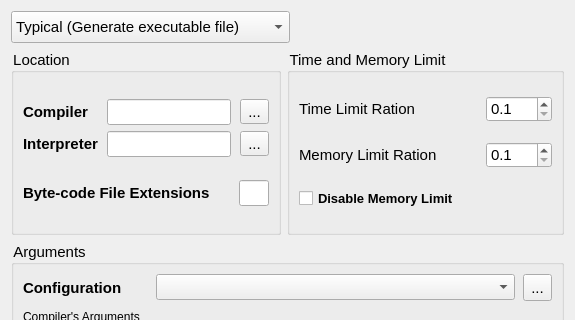
Old version of the form forms_win32/advancedcompilersettingsdialog.ui in the repository Project-LemonLime/Project_LemonLime; both pictures show x 0 to 575 and y 0 to 320 of the 575 by 467 pixel window.
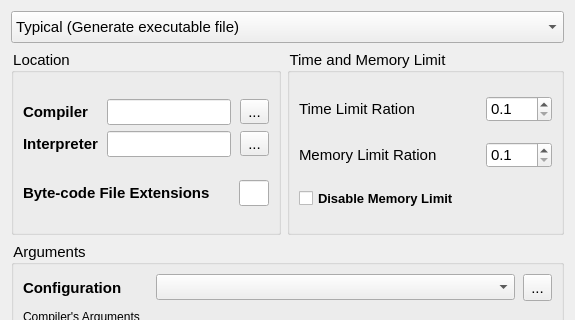
New version of the form. Icons and pictures are not drawn.

```diff
--- a/forms_win32/advancedcompilersettingsdialog.ui
+++ b/forms_win32/advancedcompilersettingsdialog.ui
@@ -56,19 +56,6 @@
        </item>
       </widget>
      </item>
-     <item>
-      <spacer name="horizontalSpacer">
-       <property name="orientation">
-        <enum>Qt::Horizontal</enum>
-       </property>
-       <property name="sizeHint" stdset="0">
-        <size>
-         <width>40</width>
-         <height>20</height>
-        </size>
-       </property>
-      </spacer>
-     </item>
     </layout>
    </item>
    <item>
```
